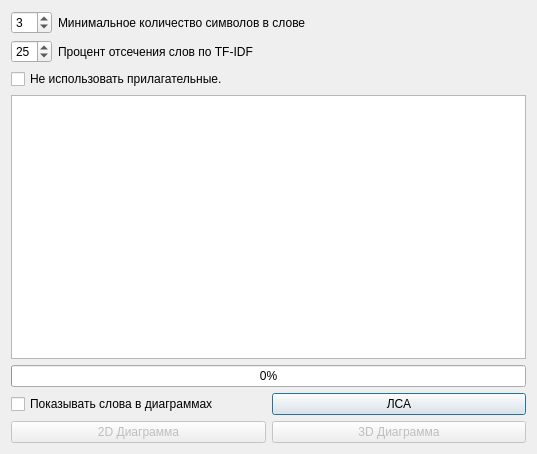
The window that sources/DialogConfigLSA.ui (AndreyTulyakov/TextStageProcessor) describes before a commit, drawn with Qt 5.
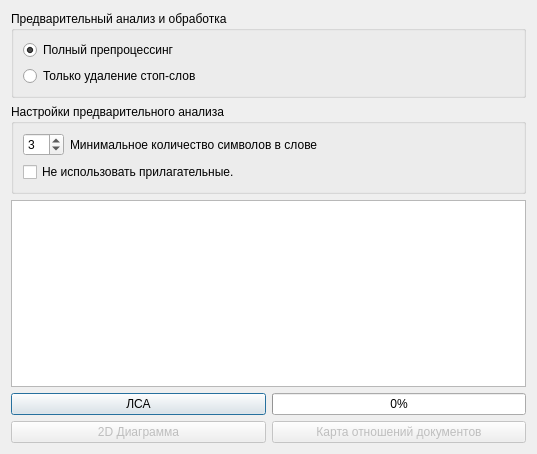
The same window after the commit.

```diff
--- a/sources/DialogConfigLSA.ui
+++ b/sources/DialogConfigLSA.ui
@@ -15,6 +15,38 @@
   </property>
   <layout class="QVBoxLayout" name="verticalLayout">
    <item>
+    <widget class="QGroupBox" name="groupBox_2">
+     <property name="title">
+      <string>Предварительный анализ и обработка</string>
+     </property>
+     <layout class="QVBoxLayout" name="verticalLayout_3">
+      <item>
+       <widget class="QRadioButton" name="radio_preprocessing_full">
+        <property name="text">
+         <string>Полный препроцессинг</string>
+        </property>
+        <property name="checked">
+         <bool>true</bool>
+        </property>
+       </widget>
+      </item>
+      <item>
+       <widget class="QRadioButton" name="radio_preprocessing_stopwords">
+        <property name="text">
+         <string>Только удаление стоп-слов</string>
+        </property>
+       </widget>
+      </item>
+     </layout>
+    </widget>
+   </item>
+   <item>
+    <widget class="QGroupBox" name="groupBoxFullPreprocessingPanel">
+     <property name="title">
+      <string>Настройки предварительного анализа</string>
+     </property>
+     <layout class="QVBoxLayout" name="verticalLayout_2">
+      <item>
     <layout class="QHBoxLayout" name="horizontalLayout">
      <item>
       <widget class="QSpinBox" name="spinBoxMinimalWordsLen">
@@ -46,36 +78,7 @@
     </layout>
    </item>
    <item>
-    <layout class="QHBoxLayout" name="horizontalLayout_2">
-     <item>
-      <widget class="QSpinBox" name="spinBoxCutPercent">
-       <property name="value">
-        <number>25</number>
-       </property>
-      </widget>
-     </item>
-     <item>
-      <widget class="QLabel" name="label_2">
-       <property name="text">
-        <string>Процент отсечения слов по TF-IDF</string>
-       </property>
-      </widget>
-     </item>
-     <item>
-      <spacer name="horizontalSpacer">
-       <property name="orientation">
-        <enum>Qt::Horizontal</enum>
-       </property>
-       <property name="sizeHint" stdset="0">
-        <size>
-         <width>40</width>
-         <height>20</height>
-        </size>
-       </property>
-      </spacer>
-     </item>
-    </layout>
-   </item>
+       <layout class="QHBoxLayout" name="horizontalLayout_5">
    <item>
     <widget class="QCheckBox" name="checkBoxPrilag">
      <property name="text">
@@ -83,6 +86,11 @@
      </property>
     </widget>
    </item>
+       </layout>
+      </item>
+     </layout>
+    </widget>
+   </item>
    <item>
     <widget class="QTextEdit" name="textEdit">
      <property name="readOnly">
@@ -90,29 +98,34 @@
      </property>
     </widget>
    </item>
-   <item>
-    <widget class="QProgressBar" name="progressBar">
-     <property name="value">
-      <number>0</number>
-     </property>
-    </widget>
-   </item>
    <item>
     <layout class="QHBoxLayout" name="horizontalLayout_4">
-     <item>
-      <widget class="QCheckBox" name="checkBoxShowWords">
-       <property name="text">
-        <string>Показывать слова в диаграммах</string>
-       </property>
-      </widget>
-     </item>
      <item>
       <widget class="QPushButton" name="buttonMakeLSA">
+       <property name="sizePolicy">
+        <sizepolicy hsizetype="MinimumExpanding" vsizetype="Fixed">
+         <horstretch>0</horstretch>
+         <verstretch>0</verstretch>
+        </sizepolicy>
+       </property>
+       <property name="minimumSize">
+        <size>
+         <width>40</width>
+         <height>0</height>
+        </size>
+       </property>
        <property name="text">
         <string>ЛСА</string>
        </property>
       </widget>
      </item>
+     <item>
+      <widget class="QProgressBar" name="progressBar">
+       <property name="value">
+        <number>0</number>
+       </property>
+      </widget>
+     </item>
     </layout>
    </item>
    <item>
@@ -136,7 +149,7 @@
         <bool>false</bool>
        </property>
        <property name="text">
-        <string>3D Диаграмма</string>
+        <string>Карта отношений документов</string>
        </property>
       </widget>
      </item>
```
Left out of the diff: 2 changed lines with no effect on the pictures. Lines whose indentation alone changed are shown as unchanged.
